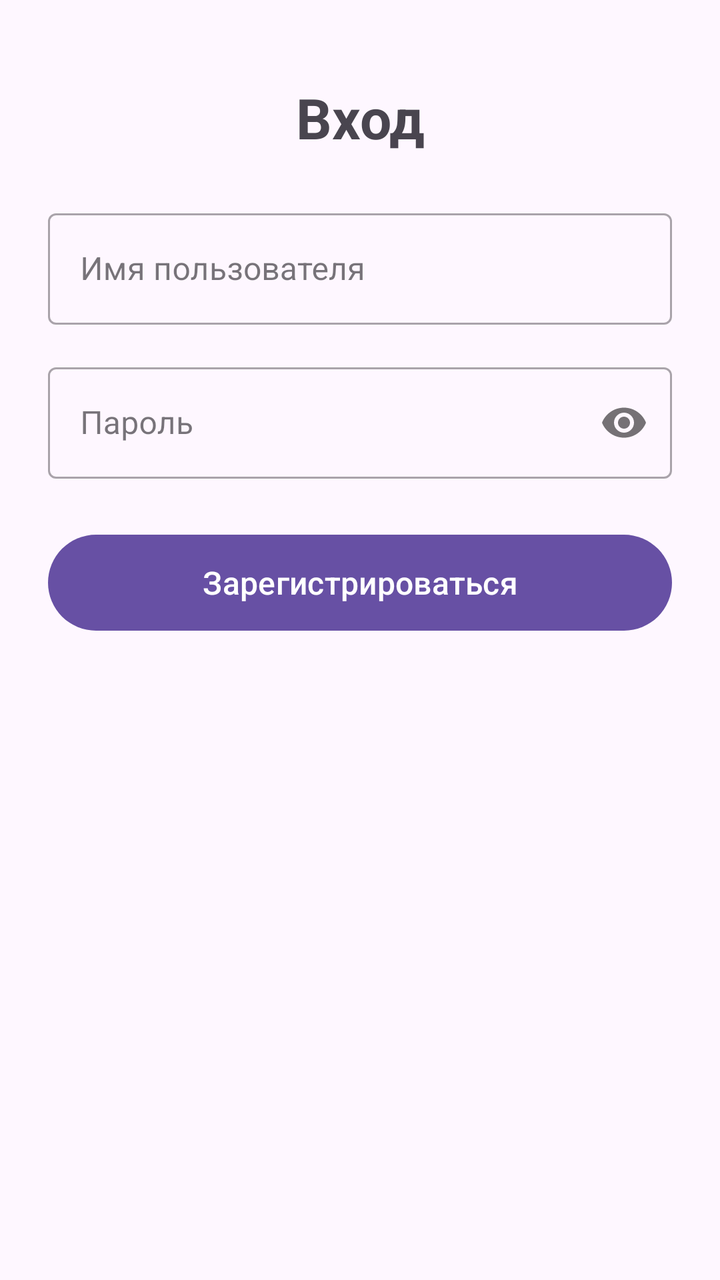
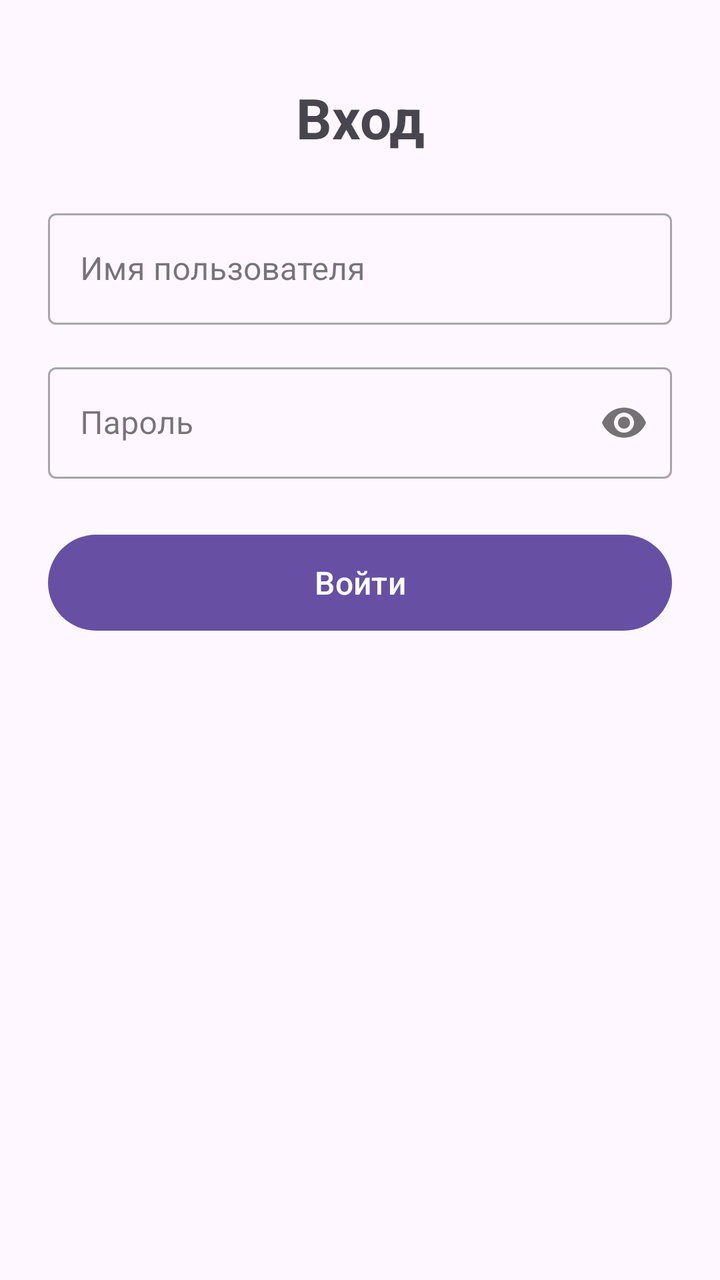

Screens rendered from an Android XML layout before and after an edit, with the pre-edit source and the edit as a unified diff.
<!-- AndroidManifest.xml: application theme Theme.MusicInstrumentStore -->
<!-- res/layout/fragment_log_in.xml -->
<?xml version="1.0" encoding="utf-8"?>
<androidx.core.widget.NestedScrollView
    xmlns:android="http://schemas.android.com/apk/res/android"
    xmlns:app="http://schemas.android.com/apk/res-auto"
    xmlns:tools="http://schemas.android.com/tools"
    android:layout_width="match_parent"
    android:layout_height="match_parent"
    android:fillViewport="true"
    tools:context=".fragment.RegistrationFragment">

    <androidx.constraintlayout.widget.ConstraintLayout
        android:layout_width="match_parent"
        android:layout_height="wrap_content"
        android:padding="24dp">


        <TextView
            android:id="@+id/login_title"
            android:layout_width="wrap_content"
            android:layout_height="wrap_content"
            android:layout_marginTop="16dp"
            android:text="Вход"
            android:textSize="28sp"
            android:textStyle="bold"
            app:layout_constraintEnd_toEndOf="parent"
            app:layout_constraintStart_toStartOf="parent"
            app:layout_constraintTop_toTopOf="parent" />


        <com.google.android.material.textfield.TextInputLayout
            android:id="@+id/tilUsername"
            style="@style/Widget.MaterialComponents.TextInputLayout.OutlinedBox"
            android:layout_width="0dp"
            android:layout_height="wrap_content"
            android:layout_marginTop="24dp"
            android:hint="Имя пользователя"
            app:layout_constraintEnd_toEndOf="parent"
            app:layout_constraintStart_toStartOf="parent"
            app:layout_constraintTop_toBottomOf="@id/login_title">

            <com.google.android.material.textfield.TextInputEditText
                android:id="@+id/etLogin"
                android:layout_width="match_parent"
                android:layout_height="wrap_content"
                android:inputType="textPersonName" />
        </com.google.android.material.textfield.TextInputLayout>





        <com.google.android.material.textfield.TextInputLayout
            android:id="@+id/tilPassword"
            style="@style/Widget.MaterialComponents.TextInputLayout.OutlinedBox"
            android:layout_width="0dp"
            android:layout_height="wrap_content"
            android:layout_marginTop="16dp"
            android:hint="Пароль"
            app:passwordToggleEnabled="true"
            app:layout_constraintEnd_toEndOf="parent"
            app:layout_constraintStart_toStartOf="parent"
            app:layout_constraintTop_toBottomOf="@id/tilUsername">

            <com.google.android.material.textfield.TextInputEditText
                android:id="@+id/etPassword"
                android:layout_width="match_parent"
                android:layout_height="wrap_content"
                android:inputType="textPassword" />
        </com.google.android.material.textfield.TextInputLayout>


        <com.google.android.material.button.MaterialButton
            android:id="@+id/btnLog"
            android:layout_width="0dp"
            android:layout_height="56dp"
            android:layout_marginTop="24dp"
            android:text="Зарегистрироваться"
            android:textSize="16sp"
            app:layout_constraintEnd_toEndOf="parent"
            app:layout_constraintStart_toStartOf="parent"
            app:layout_constraintTop_toBottomOf="@id/tilPassword" />


        <ProgressBar
            android:id="@+id/progressBar"
            android:layout_width="wrap_content"
            android:layout_height="wrap_content"
            android:indeterminate="true"
            android:visibility="invisible"
            app:layout_constraintEnd_toEndOf="parent"
            app:layout_constraintStart_toStartOf="parent"
            app:layout_constraintTop_toBottomOf="@id/btnLog"
            />

    </androidx.constraintlayout.widget.ConstraintLayout>
</androidx.core.widget.NestedScrollView>
<!-- resources referenced by this layout -->
<resources>
  <style name="Theme.MusicInstrumentStore" parent="Base.Theme.MusicInstrumentStore" />
  <style name="Base.Theme.MusicInstrumentStore" parent="Theme.Material3.DayNight.NoActionBar">
          
          
      </style>
</resources>

<!-- the commit's change to res/layout/fragment_log_in.xml (unified diff, before → after) -->
@@ -74,7 +74,7 @@
             android:layout_width="0dp"
             android:layout_height="56dp"
             android:layout_marginTop="24dp"
-            android:text="Зарегистрироваться"
+            android:text="Войти"
             android:textSize="16sp"
             app:layout_constraintEnd_toEndOf="parent"
             app:layout_constraintStart_toStartOf="parent"
